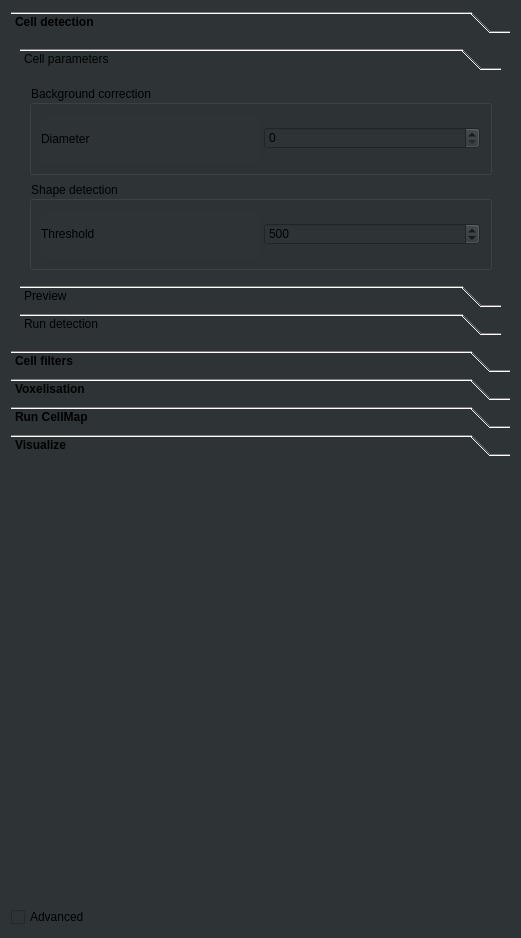
Qt form ClearMap/gui/creator/cell_map_tab.ui (ClearAnatomics/ClearMap) before a commit.
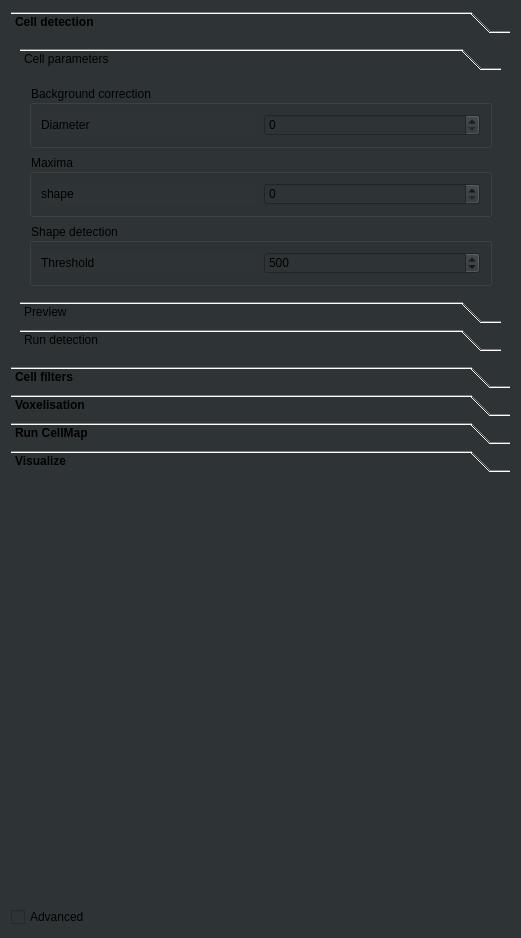
The same form after that commit. The open tabs and pages were chosen to show the change.

Commit message: Adds option to select target object shape for non nuclear labelling

Diff of the .ui file:
```diff
--- a/ClearMap/gui/creator/cell_map_tab.ui
+++ b/ClearMap/gui/creator/cell_map_tab.ui
@@ -93,6 +93,32 @@
                </layout>
               </widget>
              </item>
+             <item>
+              <widget class="QGroupBox" name="groupBox_5">
+               <property name="toolTip">
+                <string/>
+               </property>
+               <property name="title">
+                <string>Maxima</string>
+               </property>
+               <layout class="QHBoxLayout" name="horizontalLayout_10">
+                <item>
+                 <widget class="QLabel" name="label_22">
+                  <property name="text">
+                   <string>shape</string>
+                  </property>
+                 </widget>
+                </item>
+                <item>
+                 <widget class="QSpinBox" name="maximaShape">
+                  <property name="maximum">
+                   <number>65535</number>
+                  </property>
+                 </widget>
+                </item>
+               </layout>
+              </widget>
+             </item>
              <item>
               <widget class="QGroupBox" name="groupBox">
                <property name="toolTip">
```
The commit also changes 2 other files.
